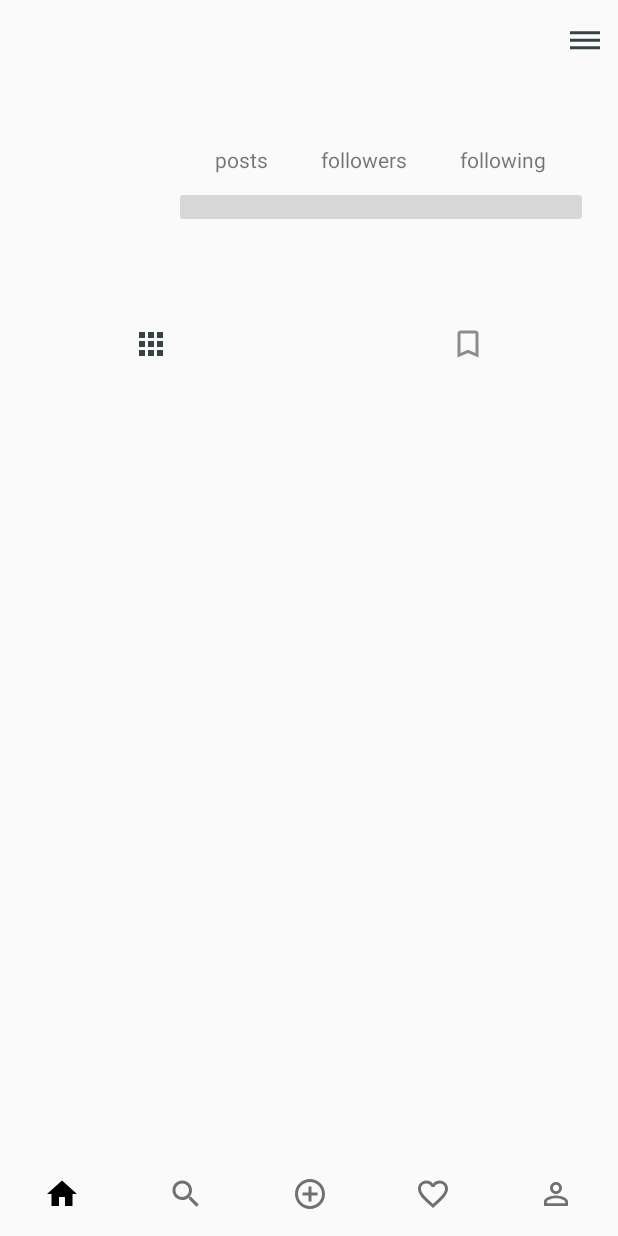
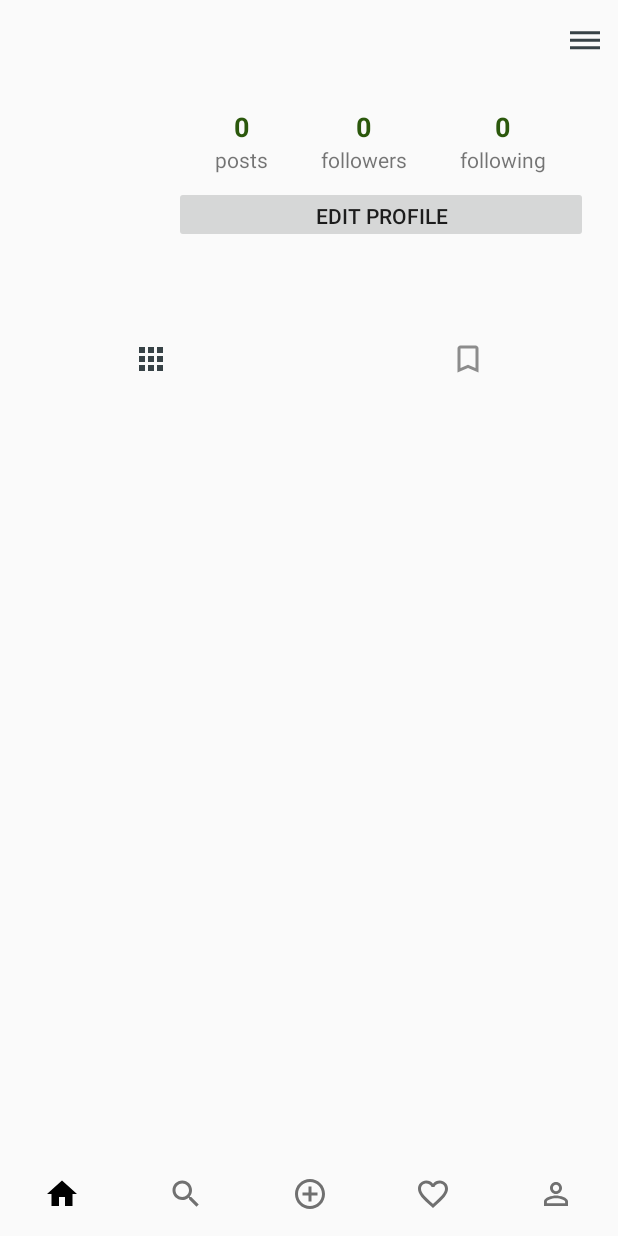
Before and after one commit to syche55/Crease, an Android app: the fragment ProfileFragment placed in its activity, on a phone screen of 412 x 824 dp. Run offline under Robolectric (Android 15) with nearby library versions, the phone set to English and light mode, and no system bars; our stand-ins replace CircleImageView, Firebase (no records; nobody signed in at launch, a user with empty details on screens opened directly); Roboto replaces fonts that are not available here; 2 statements that could not run were skipped.

Commit message:
added the user profile

```diff
--- a/app/build.gradle
+++ b/app/build.gradle
@@ -7,7 +7,7 @@ android {
 
     defaultConfig {
         applicationId "neu.edu.crease"
-        minSdkVersion 26
+        minSdkVersion 24
         targetSdkVersion 29
         versionCode 1
         versionName "1.0"
--- a/app/src/main/java/neu/edu/crease/ui/profile/ProfileFragment.java
+++ b/app/src/main/java/neu/edu/crease/ui/profile/ProfileFragment.java
@@ -3,6 +3,7 @@ package neu.edu.crease.ui.profile;
 import android.content.Context;
 import android.content.SharedPreferences;
 import android.os.Bundle;
+import android.util.Log;
 import android.view.LayoutInflater;
 import android.view.View;
 import android.view.ViewGroup;
@@ -26,6 +27,7 @@ import com.google.firebase.database.DatabaseReference;
 import com.google.firebase.database.FirebaseDatabase;
 import com.google.firebase.database.ValueEventListener;
 
+import neu.edu.crease.Model.Post;
 import neu.edu.crease.Model.User;
 import neu.edu.crease.R;
 
@@ -49,7 +51,7 @@ public class ProfileFragment extends Fragment {
         firebaseUser = FirebaseAuth.getInstance().getCurrentUser();
 
         SharedPreferences prefs = getContext().getSharedPreferences("PREFS", Context.MODE_PRIVATE);
-        profileid = prefs.getString("profileid", "none");
+        profileid = prefs.getString("profileid", FirebaseAuth.getInstance().getCurrentUser().getUid());
 
         image_profile = view.findViewById(R.id.image_profile);
         options = view.findViewById(R.id.options);
@@ -60,6 +62,18 @@ public class ProfileFragment extends Fragment {
         edit_profile = view.findViewById(R.id.edit_profile);
         my_fotos = view.findViewById(R.id.my_fotos);
         saved_fotos = view.findViewById(R.id.saved_fotos);
+
+        userInfo();
+        getFollowers();
+        getNrPosts();
+
+        if (profileid.equals(firebaseUser.getUid())) {
+            edit_profile.setText("Edit Profile");
+        }
+        else {
+            checkFollow();
+            saved_fotos.setVisibility(View.GONE);
+        }
 
 
         edit_profile.setOnClickListener(new View.OnClickListener() {
@@ -90,6 +104,7 @@ public class ProfileFragment extends Fragment {
     }
 
     private void userInfo() {
+        Log.e("user profile id is ", profileid);
         DatabaseReference reference = FirebaseDatabase.getInstance().getReference("Users").child(profileid);
         reference.addValueEventListener(new ValueEventListener() {
             @Override
@@ -99,6 +114,8 @@ public class ProfileFragment extends Fragment {
                 }
 
                 User user = snapshot.getValue(User.class);
+
+                Log.e("user is ", (user == null) ? "null" : "not null");
 
                 Glide.with(getContext()).load(user.getUserProfileImage()).into(image_profile);
                 username.setText(user.getUserName());
@@ -113,15 +130,15 @@ public class ProfileFragment extends Fragment {
 
     private void checkFollow() {
         DatabaseReference reference = FirebaseDatabase.getInstance().getReference().child("Follow")
-                .child(firebaseUser.getUid()).child("following");
+                .child(firebaseUser.getUid()).child("Following");
         reference.addValueEventListener(new ValueEventListener() {
             @Override
             public void onDataChange(@NonNull DataSnapshot snapshot) {
                 if (snapshot.child(profileid).exists()) {
-                    edit_profile.setTag("following");
+                    edit_profile.setText("following");
                 }
                 else {
-                    edit_profile.setTag("follow");
+                    edit_profile.setText("follow");
                 }
             }
 
@@ -134,7 +151,7 @@ public class ProfileFragment extends Fragment {
 
     private void getFollowers() {
         DatabaseReference reference = FirebaseDatabase.getInstance().getReference().child("Follow")
-                .child(profileid).child("followers");
+                .child(profileid).child("Followers");
         reference.addValueEventListener(new ValueEventListener() {
             @Override
             public void onDataChange(@NonNull DataSnapshot snapshot) {
@@ -148,7 +165,7 @@ public class ProfileFragment extends Fragment {
         });
 
         DatabaseReference referencel = FirebaseDatabase.getInstance().getReference().child("Follow")
-                .child(profileid).child("following");
+                .child(profileid).child("Following");
         referencel.addValueEventListener(new ValueEventListener() {
             @Override
             public void onDataChange(@NonNull DataSnapshot snapshot) {
@@ -161,4 +178,27 @@ public class ProfileFragment extends Fragment {
             }
         });
     }
+
+    private void getNrPosts() {
+        DatabaseReference reference = FirebaseDatabase.getInstance().getReference("Posts");
+        reference.addValueEventListener(new ValueEventListener() {
+            @Override
+            public void onDataChange(@NonNull DataSnapshot snapshot) {
+                int i = 0;
+                for (DataSnapshot child: snapshot.getChildren()) {
+                    Post post = child.getValue(Post.class);
+                    if(post.getPostPublisher().equals(profileid)) {
+                        i++;
+                    }
+                }
+
+                posts.setText("" + i);
+            }
+
+            @Override
+            public void onCancelled(@NonNull DatabaseError error) {
+
+            }
+        });
+    }
 }
--- a/app/src/main/res/layout/fragment_profile.xml
+++ b/app/src/main/res/layout/fragment_profile.xml
@@ -70,10 +70,10 @@
 
                 <LinearLayout
                     android:layout_width="match_parent"
-                    android:layout_height="80dp"
+                    android:layout_height="wrap_content"
+                    android:orientation="vertical"
                     android:paddingLeft="20dp"
-                    android:paddingRight="4dp"
-                    android:orientation="vertical">
+                    android:paddingRight="4dp">
 
                     <LinearLayout
                         android:layout_width="match_parent"
@@ -87,18 +87,18 @@
                             android:orientation="vertical">
 
                             <TextView
+                                android:id="@+id/posts"
                                 android:layout_width="wrap_content"
                                 android:layout_height="wrap_content"
-                                android:id="@+id/posts"
+                                android:layout_gravity="center"
                                 android:textColor="@color/colorPrimaryDark"
-                                android:layout_gravity="center"
                                 android:textSize="18sp"
-                                android:textStyle="bold"/>
+                                android:textStyle="bold" />
 
                             <TextView
                                 android:layout_width="wrap_content"
                                 android:layout_height="wrap_content"
-                                android:text="posts"/>
+                                android:text="posts" />
 
                         </LinearLayout>
 
@@ -109,18 +109,18 @@
                             android:orientation="vertical">
 
                             <TextView
+                                android:id="@+id/followers"
                                 android:layout_width="wrap_content"
                                 android:layout_height="wrap_content"
-                                android:id="@+id/followers"
+                                android:layout_gravity="center"
                                 android:textColor="@color/colorPrimaryDark"
-                                android:layout_gravity="center"
                                 android:textSize="18sp"
-                                android:textStyle="bold"/>
+                                android:textStyle="bold" />
 
                             <TextView
                                 android:layout_width="wrap_content"
                                 android:layout_height="wrap_content"
-                                android:text="followers"/>
+                                android:text="followers" />
 
                         </LinearLayout>
 
@@ -131,18 +131,18 @@
                             android:orientation="vertical">
 
                             <TextView
+                                android:id="@+id/following"
                                 android:layout_width="wrap_content"
                                 android:layout_height="wrap_content"
-                                android:id="@+id/following"
+                                android:layout_gravity="center"
                                 android:textColor="@color/colorPrimaryDark"
-                                android:layout_gravity="center"
                                 android:textSize="18sp"
-                                android:textStyle="bold"/>
+                                android:textStyle="bold" />
 
                             <TextView
                                 android:layout_width="wrap_content"
                                 android:layout_height="wrap_content"
-                                android:text="following"/>
+                                android:text="following" />
 
                         </LinearLayout>
 
@@ -152,8 +152,8 @@
                     <Button
                         android:id="@+id/edit_profile"
                         android:layout_width="match_parent"
-                        android:layout_height="wrap_content"
-                        android:layout_marginTop="8dp"/>
+                        android:layout_height="38dp"
+                        android:layout_marginTop="8dp" />
 
 
                 </LinearLayout>
--- a/build.gradle
+++ b/build.gradle
@@ -5,7 +5,7 @@ buildscript {
         jcenter()
     }
     dependencies {
-        classpath "com.android.tools.build:gradle:4.0.0"
+        classpath 'com.android.tools.build:gradle:4.0.1'
 
         classpath 'com.google.gms:google-services:4.3.3'
     }
```
